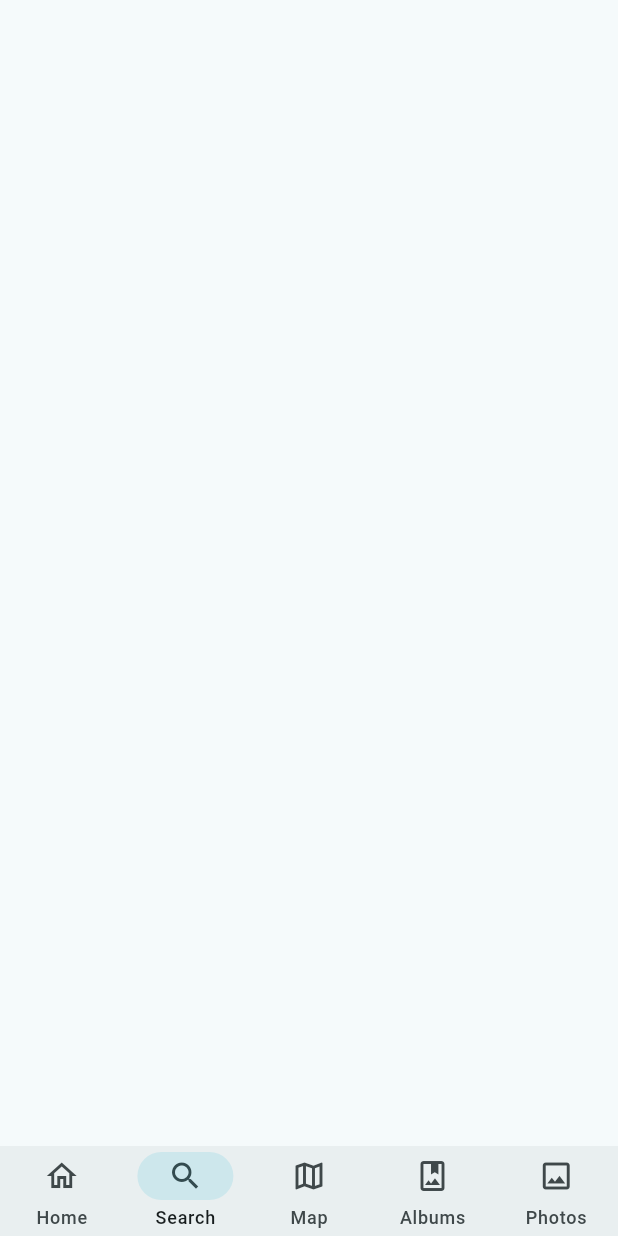
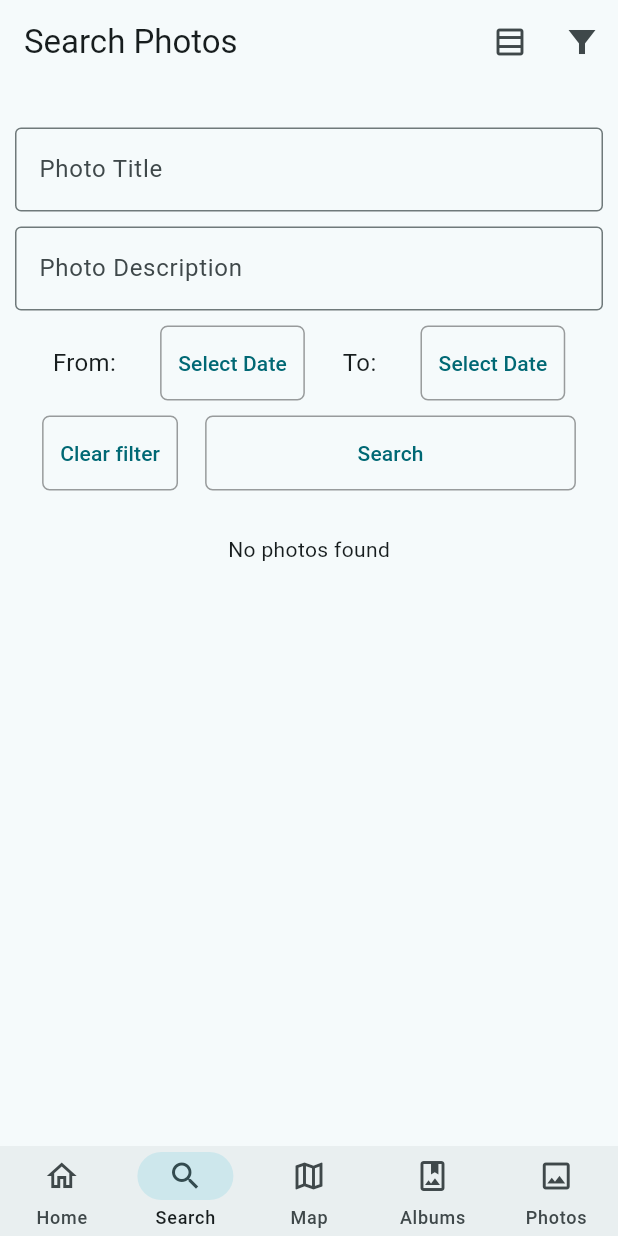
Before and after one commit to bradmasy/LENZ-ANDROID, a Flutter app: the Dashboard screen opened by its route, item 2 of the bottom bar chosen, on a phone screen of 412 x 824 dp. Run offline on Flutter 3.47's test engine with Material 2 defaults, Android fonts, the phone set to English and light mode, and no system bars; drawn by our look-alikes of oktoast; our stand-ins replace camera, dio, easy_splash_screen, get_it, go_router, permission_handler; accounts and stored records are empty; network calls fail.

Commit message:
Search page

```diff
--- a/lib/HttpApi/HttpApi.dart
+++ b/lib/HttpApi/HttpApi.dart
@@ -249,5 +249,39 @@ class HttpApi implements HttpApiService {
     }
   }
 
-
+  @override
+  Future<Map<String, dynamic>> searchPhotos({
+    String title = '',
+    String description = '',
+    String fromDate = '',
+    String toDate = ''
+  }) async {
+    try {
+      var queryParameters = {
+        'title': title,
+        'description': description,
+        'from_date': fromDate,
+        'to_date': toDate,
+      };
+      if (fromDate == '') {
+        queryParameters.remove('from_date');
+      }
+      if (toDate == '') {
+        queryParameters.remove('to_date');
+      }
+      if (title == '') {
+        queryParameters.remove('title');
+      }
+      if (description == '') {
+        queryParameters.remove('description');
+      }
+      final Response res = await _dio.get('/photo',
+          queryParameters: queryParameters);
+      final dynamic data = res.data;
+      return data;
+    } catch (e) {
+      print(e);
+      return {'message': 'Error'};
+    }
+  }
 }
--- a/lib/HttpApi/HttpApiService.dart
+++ b/lib/HttpApi/HttpApiService.dart
@@ -38,4 +38,12 @@ abstract class HttpApiService {
     String description = '',
     int id =  0,
   });
+
+
+  Future<Map<String, dynamic>> searchPhotos({
+    String title = '',
+    String description = '',
+    String fromDate = '',
+    String toDate = ''
+  });
 }
--- a/lib/pages/AllPhotos.dart
+++ b/lib/pages/AllPhotos.dart
@@ -7,6 +7,7 @@ import 'package:photo_gallery/components/PhotoTile.dart';
 import '../DataModel/GlobalDataModel.dart';
 
 class AllPhotos extends StatefulWidget {
+
   const AllPhotos({Key? key}) : super(key: key);
 
   @override
--- a/lib/pages/Dashboard.dart
+++ b/lib/pages/Dashboard.dart
@@ -5,6 +5,7 @@ import 'package:photo_gallery/pages/Albums.dart';
 import '../components/navbar.dart';
 import '../routes.dart';
 import 'AllPhotos.dart';
+import 'Search.dart';
 
 class Dashboard extends StatefulWidget {
   const Dashboard({Key? key}) : super(key: key);
@@ -48,7 +49,7 @@ class _DashboardState extends State<Dashboard> {
         index: index,
         children: <Widget>[
           Container(),
-          Container(),
+          Search(),
           Container(),
           Albums(),
           AllPhotos(),
--- /dev/null
+++ b/lib/pages/Search.dart
@@ -0,0 +1,281 @@
+import 'package:flutter/material.dart';
+import 'package:oktoast/oktoast.dart';
+
+import '../DataModel/GlobalDataModel.dart';
+import '../components/PhotoTile.dart';
+
+class Search extends StatefulWidget {
+  const Search({Key? key}) : super(key: key);
+
+  @override
+  _SearchState createState() => _SearchState();
+}
+
+class _SearchState extends State<Search> {
+  List<Photo> photos = [];
+  bool hideFilter = false;
+  bool clearFilter = true;
+  bool isLoading = false;
+
+  TextEditingController titleController = TextEditingController();
+  TextEditingController descriptionController = TextEditingController();
+  DateTime selectedDate = DateTime.now();
+  DateTime selectedToDate = DateTime.now();
+  int crossAxisCount = 4;
+  @override
+  Widget build(BuildContext context) {
+    return Scaffold(
+        appBar: AppBar(
+            backgroundColor: Colors.transparent,
+            title: const Text('Search Photos'),
+            actions: [
+              IconButton(
+                  onPressed: () {
+                    crossAxisCount = crossAxisCount > 3 ? 2 : crossAxisCount + 1;
+                    setState(() {
+                    });
+                  },
+                  icon: const Icon(Icons.table_rows_outlined)),
+              IconButton(
+                  onPressed: () async {
+                    hideFilter = !hideFilter;
+                    hideFilter ? showToast("Filter hidden") : showToast("Filter shown");
+                    setState(() {});
+                  },
+                  icon: hideFilter
+                      ? const Icon(Icons.filter_alt_off_sharp)
+                      : const Icon(Icons.filter_alt_sharp)),
+            ]),
+        body:
+        Column(
+          mainAxisAlignment: MainAxisAlignment.start,
+          crossAxisAlignment: CrossAxisAlignment.center,
+          children: [
+            !hideFilter?
+            Container(
+              width: MediaQuery.of(context).size.width,
+              height: 300,
+              padding: const EdgeInsets.all(10),
+              decoration: const BoxDecoration(
+                  borderRadius: BorderRadius.only(
+                      topLeft: Radius.circular(0), topRight: Radius.circular(0)),),
+              child: Column(
+                 mainAxisAlignment: MainAxisAlignment.center,
+                crossAxisAlignment: CrossAxisAlignment.center,
+                children: [
+                  TextField(
+                    controller: titleController,
+                    decoration: const InputDecoration(
+                      border: OutlineInputBorder(),
+                      labelText: 'Photo Title',
+                    ),
+                  ),
+                   const SizedBox(
+                     height: 10,
+                   ),
+                   TextField(
+                     controller: descriptionController,
+                     decoration: const InputDecoration(
+                       border: OutlineInputBorder(),
+                       labelText: 'Photo Description',
+                     ),
+                   ),
+                  const SizedBox(
+                    height: 10,
+                  ),
+                  Row(
+                    mainAxisAlignment: MainAxisAlignment.spaceEvenly,
+                    crossAxisAlignment: CrossAxisAlignment.center,
+                    children: [
+                      const Text(
+                         'From: ',
+                         style: TextStyle(fontSize: 16),
+                       ),
+                      TextButton(
+                        onPressed: () => _selectFromDate(context),
+                          style: TextButton.styleFrom(
+                              minimumSize: const Size(50, 50),
+                              shape: RoundedRectangleBorder(
+                                  borderRadius: BorderRadius.circular(5.0),
+                                  side: const BorderSide(color: Colors.black38)
+                              )
+                          ),
+                        child: Text(
+                            clearFilter ? "Select Date" :
+                            selectedDate.toLocal().toString().split(' ')[0])
+                      ),
+                      const Text(
+                        'To: ',
+                        style: TextStyle(fontSize: 16),
+                      ),
+                      TextButton(
+                        onPressed: () => _selectToDate(context),
+                          style: TextButton.styleFrom(
+                              minimumSize: const Size(50, 50),
+                              shape: RoundedRectangleBorder(
+                                  borderRadius: BorderRadius.circular(5.0),
+                                  side: const BorderSide(color: Colors.black38)
+                              )
+                          ),
+                        child: Text(
+                            clearFilter ? "Select Date" :
+                            selectedToDate.toLocal().toString().split(' ')[0])
+                      ),
+                    ],
+                  ),
+                  const SizedBox(
+                    height: 10,
+                  ),
+                  Row(
+                     mainAxisAlignment: MainAxisAlignment.spaceEvenly,
+                    children: [
+                      SizedBox(
+                        height: 50,
+                        child: TextButton(
+                            onPressed: () {
+                               titleController.text = "";
+                               descriptionController.text = "";
+                               clearFilter = true;
+                               selectedDate = DateTime(2000, 1);
+                               selectedToDate = DateTime.now();
+                               setState(() {});
+                            },
+                            style: TextButton.styleFrom(
+                                shape: RoundedRectangleBorder(
+                                    borderRadius: BorderRadius.circular(5.0),
+                                    side: const BorderSide(color: Colors.black38)
+                                )
+                            ),
+                            child: const Text("Clear filter")
+                        ),
+                      ),
+                      SizedBox(
+                        width: MediaQuery.of(context).size.width * 0.6,
+                        height: 50,
+                        child: TextButton(
+                            onPressed: () {
+                              FocusManager.instance.primaryFocus?.unfocus();
+                              searchPhotos();
+                            },
+                            style: TextButton.styleFrom(
+                                shape: RoundedRectangleBorder(
+                                    borderRadius: BorderRadius.circular(5.0),
+                                    side: const BorderSide(color: Colors.black38)
+                                )
+                            ),
+                            child: const Text("Search")
+                        ),
+                      ),
+                    ],
+                  ),
+                ],
+              ),
+            ):
+            Container(),
+            Text(photos.isEmpty ? "No photos found" : "Photos found: ${photos.length}"),
+            Container(
+              width: MediaQuery.of(context).size.width,
+              height: hideFilter ? MediaQuery.of(context).size.height - 170 : MediaQuery.of(context).size.height - 470,
+              decoration: const BoxDecoration(
+                  borderRadius: BorderRadius.only(
+                      topLeft: Radius.circular(0), topRight: Radius.circular(0)),
+              ),
+              child:
+              isLoading ? const Center(child: CircularProgressIndicator(),) :
+              GridView.builder(
+                gridDelegate: SliverGridDelegateWithFixedCrossAxisCount(
+                  crossAxisCount: crossAxisCount,
+                  mainAxisSpacing: 0,
+                  crossAxisSpacing: 0,
+                  // width / height: fixed for *all* items
+                  childAspectRatio: MediaQuery.of(context).size.width / crossAxisCount / 200,
+                ),
+                // return a custom ItemCard
+                itemBuilder: (context, index) =>
+                    Stack(
+                      alignment: Alignment.center,
+                      children: [
+                        PhotoTile(photo: photos[index], onTapAllowed: true, refreshNotification: () {},),
+                      ],
+                    ),
+                itemCount: photos.length,
+              ),
+            ),
+          ],
+        ),
+    );
+  }
+
+  Future<void> _selectFromDate(BuildContext context) async {
+    final DateTime? picked = await showDatePicker(
+        context: context,
+        initialDate: selectedToDate,
+        firstDate: DateTime(2023, 1),
+        lastDate: selectedToDate);
+    if (picked != null && picked != selectedDate) {
+      setState(() {
+        clearFilter = false;
+        selectedDate = picked;
+      });
+    }
+  }
+  Future<void> _selectToDate(BuildContext context) async {
+    final DateTime? picked = await showDatePicker(
+        context: context,
+        initialDate: DateTime.now(),
+        firstDate: selectedDate,
+        lastDate: DateTime.now());
+    if (picked != null && picked != selectedToDate && picked.isAfter(selectedDate)) {
+      setState(() {
+        clearFilter = false;
+        selectedToDate = picked;
+      });
+    }
+  }
+
+  Future<void> searchPhotos() async {
+    setState(() {
+      isLoading = true;
+    });
+    String selectedDateStr = selectedDate.toIso8601String();
+    String selectedToDateStr = selectedToDate.toIso8601String();
+    clearFilter ? selectedDateStr = "" : selectedDateStr = selectedDateStr;
+    clearFilter ? selectedToDateStr = "" : selectedToDateStr = selectedToDateStr;
+    debugPrint(
+        "title: ${titleController.text}, description: ${descriptionController.text}, fromDate: $selectedDateStr, toDate: $selectedToDateStr");
+    if (titleController.text.isEmpty && descriptionController.text.isEmpty && selectedDateStr.isEmpty && selectedToDateStr.isEmpty) {
+      showToast("Please enter at least one filter");
+      setState(() {
+        isLoading = false;
+      });
+      return;
+    }
+    var result = await httpApi.searchPhotos(
+        title: titleController.text,
+        description: descriptionController.text,
+        fromDate: selectedDateStr,
+        toDate: selectedToDateStr
+    );
+    List<Photo> photos = [];
+    print(result);
+    if (result["message"] == "Error") {
+      showToast("Error searching photos");
+      return;
+    }
+    if (result['results'].length == 0) {
+      showToast("No photos found");
+      setState(() {
+        this.photos.clear();
+        isLoading = false;
+      });
+    } else {
+      for (var item in result['results']) {
+        photos.add(Photo.fromJson(item));
+      }
+      setState(() {
+        this.photos = photos;
+        isLoading = false;
+      });
+    }
+  }
+}
```
